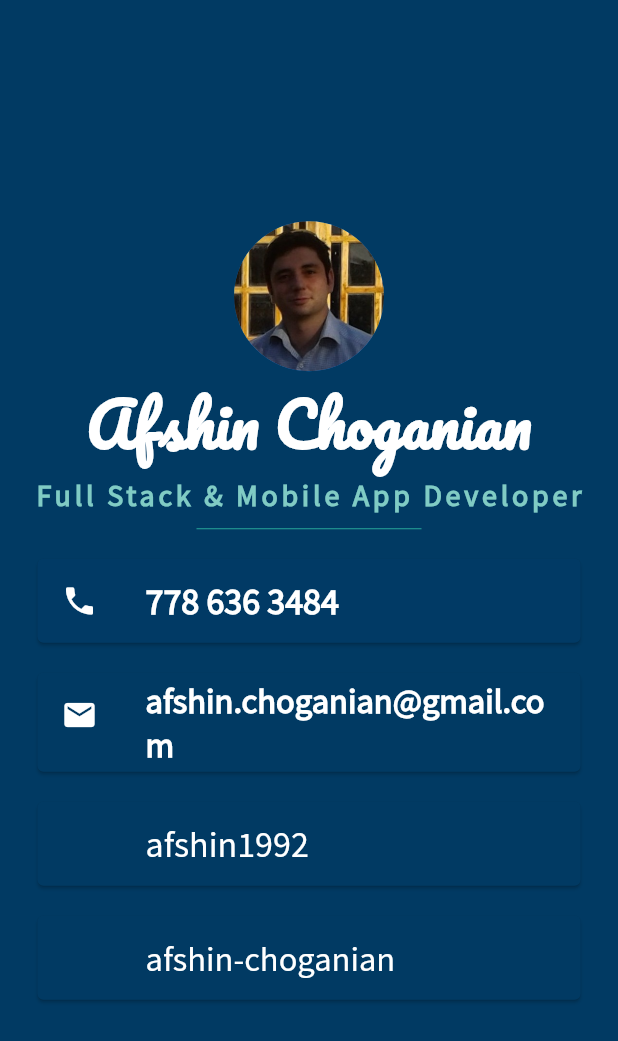
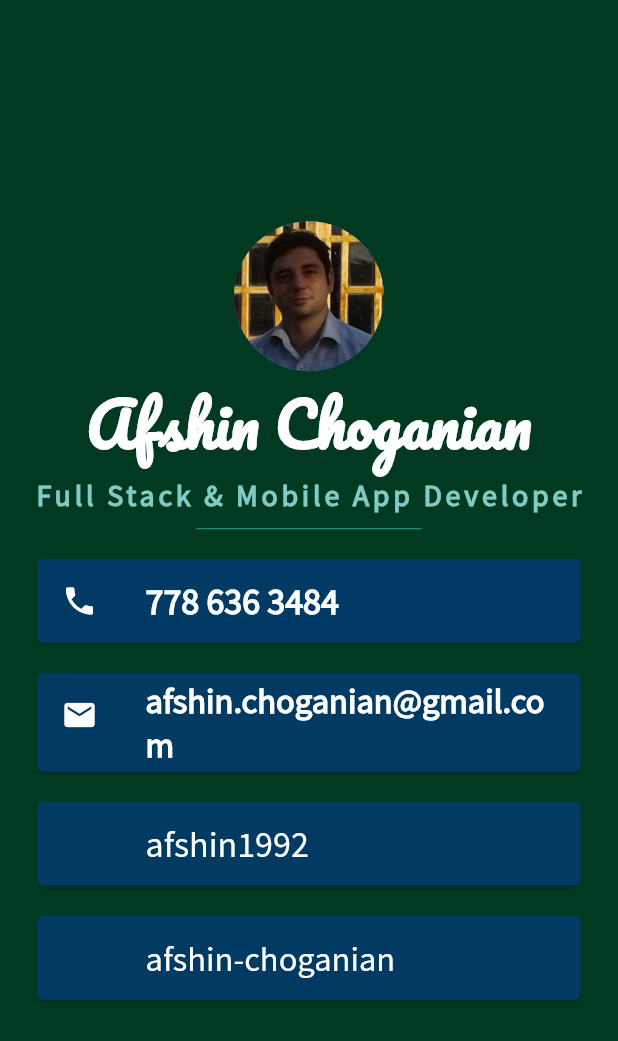
Before and after one commit to Afshin1992/BussinesCard, a Flutter app: the screen it shows after launch, on a phone screen of 412 x 824 dp. Shown: the top 1041 px of the screen. Run offline on Flutter 3.47's test engine with Material 2 defaults, Android fonts, the phone set to English and light mode, and no system bars.

Commit message:
UI improved

```diff
--- a/lib/main.dart
+++ b/lib/main.dart
@@ -10,7 +10,7 @@ class MyApp extends StatelessWidget {
     return MaterialApp(
       debugShowCheckedModeBanner: false,
       home: Scaffold(
-        backgroundColor: Color(0xFF013a63),
+        backgroundColor: Color(0xFF013a20),
         body: SafeArea(
             child: Column(
           mainAxisAlignment: MainAxisAlignment.center,
```
